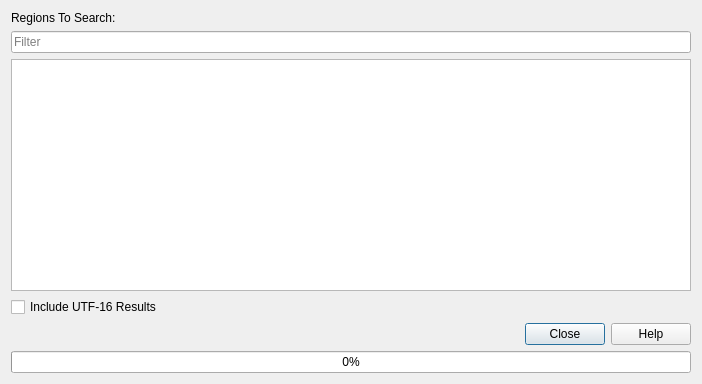
Qt form plugins/ProcessProperties/DialogStrings.ui (eteran/edb-debugger) before a commit.
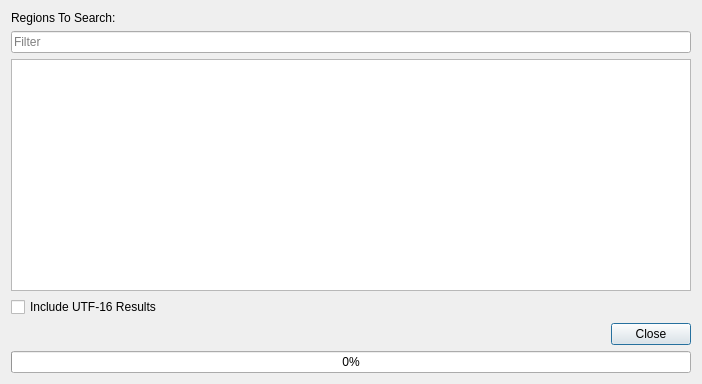
The same form after that commit.

Commit message: chopped all of the disabled help buttons. They've been disabled since the very first release and frankly **if** edb ever has a comprehensive help system it is most likely to take the form of Wiki.

What changed in the file:
```diff
--- a/plugins/ProcessProperties/DialogStrings.ui
+++ b/plugins/ProcessProperties/DialogStrings.ui
@@ -75,7 +75,7 @@
    <item>
     <widget class="QDialogButtonBox" name="buttonBox">
      <property name="standardButtons">
-      <set>QDialogButtonBox::Close|QDialogButtonBox::Help</set>
+      <set>QDialogButtonBox::Close</set>
      </property>
     </widget>
    </item>
```
The commit also changes 18 other files.
